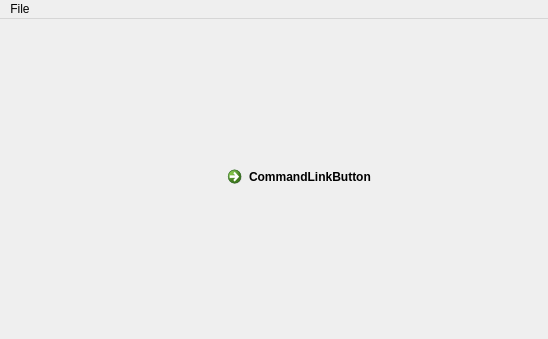
First picture: the form in UI/mainwindow.ui, repository TRACTOR-MAN/Pretty_Game_Launcher, before the edit; both pictures show x 0 to 548 and y 0 to 339 of the 1057 by 774 pixel window.
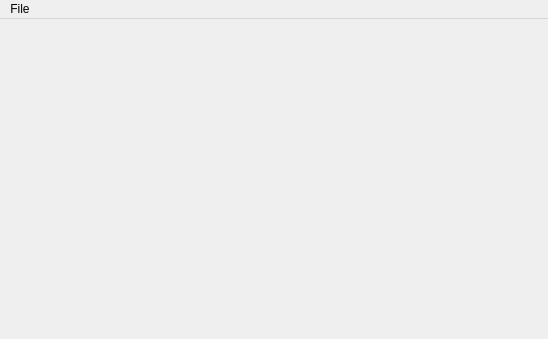
Second picture: the form after the edit.

The edit to the form file:
```diff
--- a/UI/mainwindow.ui
+++ b/UI/mainwindow.ui
@@ -26,21 +26,7 @@
   <property name="inputMethodHints">
    <set>Qt::ImhNone</set>
   </property>
-  <widget class="QWidget" name="centralWidget">
-   <widget class="QCommandLinkButton" name="commandLinkButton">
-    <property name="geometry">
-     <rect>
-      <x>220</x>
-      <y>140</y>
-      <width>177</width>
-      <height>41</height>
-     </rect>
-    </property>
-    <property name="text">
-     <string>CommandLinkButton</string>
-    </property>
-   </widget>
-  </widget>
+  <widget class="QWidget" name="centralWidget"/>
   <widget class="QMenuBar" name="menuBar">
    <property name="geometry">
     <rect>
```
Left out of the diff: 22 changed lines with no effect on the pictures.
